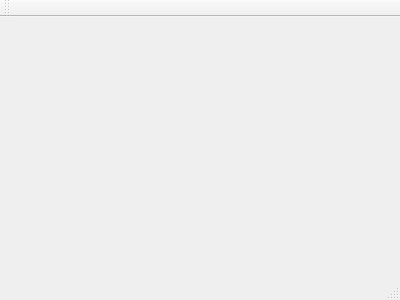
Above: mainwindow.ui from arhi37/Pareto before the change. Below: the same form after it.
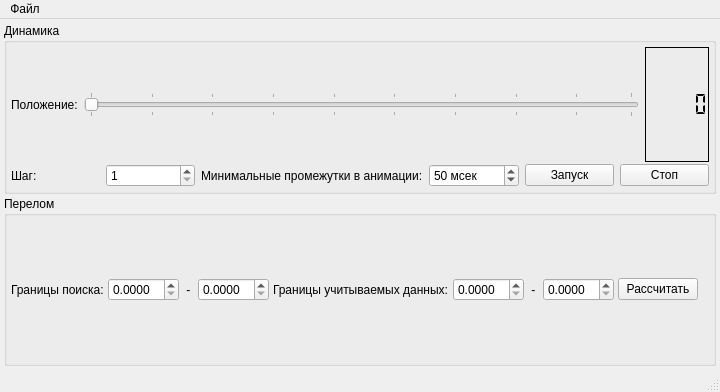
That is the form after the change.

Patch:
```diff
--- a/mainwindow.ui
+++ b/mainwindow.ui
@@ -1,24 +1,321 @@
 <ui version="4.0">
  <class>MainWindow</class>
- <widget class="QMainWindow" name="MainWindow" >
-  <property name="geometry" >
+ <widget class="QMainWindow" name="MainWindow">
+  <property name="geometry">
    <rect>
     <x>0</x>
     <y>0</y>
-    <width>400</width>
-    <height>300</height>
+    <width>623</width>
+    <height>392</height>
    </rect>
   </property>
   <property name="windowTitle" >
    <string>MainWindow</string>
   </property>
-  <widget class="QMenuBar" name="menuBar" />
-  <widget class="QToolBar" name="mainToolBar" />
-  <widget class="QWidget" name="centralWidget" />
-  <widget class="QStatusBar" name="statusBar" />
+  <widget class="QWidget" name="centralWidget">
+   <layout class="QVBoxLayout" name="verticalLayout_3" stretch="0,0">
+    <property name="spacing">
+     <number>2</number>
+    </property>
+    <property name="margin">
+     <number>4</number>
+    </property>
+    <item>
+     <widget class="QGroupBox" name="groupBox_2">
+      <property name="title">
+       <string>Динамика</string>
+      </property>
+      <layout class="QVBoxLayout" name="verticalLayout_2">
+       <property name="spacing">
+        <number>2</number>
+       </property>
+       <property name="margin">
+        <number>4</number>
+       </property>
+       <item>
+        <layout class="QHBoxLayout" name="horizontalLayout_3" stretch="0,1,0">
+         <item>
+          <widget class="QLabel" name="label_5">
+           <property name="text">
+            <string>Положение:</string>
+           </property>
+          </widget>
+         </item>
+         <item>
+          <widget class="QSlider" name="sliderPos">
+           <property name="minimum">
+            <number>10</number>
+           </property>
+           <property name="orientation">
+            <enum>Qt::Horizontal</enum>
+           </property>
+           <property name="tickPosition">
+            <enum>QSlider::TicksBothSides</enum>
+           </property>
+           <property name="tickInterval">
+            <number>0</number>
+           </property>
+          </widget>
+         </item>
+         <item>
+          <widget class="QLCDNumber" name="lcdNumber">
+           <property name="frameShape">
+            <enum>QFrame::Box</enum>
+           </property>
+           <property name="frameShadow">
+            <enum>QFrame::Plain</enum>
+           </property>
+           <property name="smallDecimalPoint">
+            <bool>false</bool>
+           </property>
+           <property name="segmentStyle">
+            <enum>QLCDNumber::Flat</enum>
+           </property>
+          </widget>
+         </item>
+        </layout>
+       </item>
+       <item>
+        <layout class="QHBoxLayout" name="horizontalLayout_4">
+         <item>
+          <widget class="QLabel" name="label_6">
+           <property name="text">
+            <string>Шаг:</string>
+           </property>
+          </widget>
+         </item>
+         <item>
+          <widget class="QSpinBox" name="spinBoxStep">
+           <property name="minimum">
+            <number>1</number>
+           </property>
+          </widget>
+         </item>
+         <item>
+          <widget class="QLabel" name="label_7">
+           <property name="text">
+            <string>Минимальные промежутки в анимации:</string>
+           </property>
+          </widget>
+         </item>
+         <item>
+          <widget class="QSpinBox" name="spinBoxMinTime">
+           <property name="suffix">
+            <string> мсек</string>
+           </property>
+           <property name="maximum">
+            <number>10000</number>
+           </property>
+           <property name="singleStep">
+            <number>10</number>
+           </property>
+           <property name="value">
+            <number>50</number>
+           </property>
+          </widget>
+         </item>
+         <item>
+          <widget class="QPushButton" name="pushButtonRun">
+           <property name="text">
+            <string>Запуск</string>
+           </property>
+          </widget>
+         </item>
+         <item>
+          <widget class="QPushButton" name="pushButtonStop">
+           <property name="text">
+            <string>Стоп</string>
+           </property>
+          </widget>
+         </item>
+        </layout>
+       </item>
+      </layout>
+     </widget>
+    </item>
+    <item>
+     <widget class="QGroupBox" name="groupBox">
+      <property name="title">
+       <string>Перелом</string>
+      </property>
+      <layout class="QVBoxLayout" name="verticalLayout">
+       <property name="spacing">
+        <number>2</number>
+       </property>
+       <property name="margin">
+        <number>4</number>
+       </property>
+       <item>
+        <layout class="QHBoxLayout" name="horizontalLayout">
+         <property name="spacing">
+          <number>4</number>
+         </property>
+         <item>
+          <widget class="QLabel" name="label">
+           <property name="text">
+            <string>Границы поиска:</string>
+           </property>
+          </widget>
+         </item>
+         <item>
+          <widget class="QDoubleSpinBox" name="doubleSpinBoxMinSearch">
+           <property name="decimals">
+            <number>4</number>
+           </property>
+           <property name="singleStep">
+            <double>0.100000000000000</double>
+           </property>
+          </widget>
+         </item>
+         <item>
+          <widget class="QLabel" name="label_2">
+           <property name="text">
+            <string> - </string>
+           </property>
+          </widget>
+         </item>
+         <item>
+          <widget class="QDoubleSpinBox" name="doubleSpinBoxMaxSearch">
+           <property name="decimals">
+            <number>4</number>
+           </property>
+           <property name="singleStep">
+            <double>0.100000000000000</double>
+           </property>
+          </widget>
+         </item>
+         <item>
+          <spacer name="horizontalSpacer">
+           <property name="orientation">
+            <enum>Qt::Horizontal</enum>
+           </property>
+           <property name="sizeHint" stdset="0">
+            <size>
+             <width>40</width>
+             <height>20</height>
+            </size>
+           </property>
+          </spacer>
+         </item>
+         <item>
+          <widget class="QLabel" name="label_3">
+           <property name="text">
+            <string>Границы учитываемых данных:</string>
+           </property>
+          </widget>
+         </item>
+         <item>
+          <widget class="QDoubleSpinBox" name="doubleSpinBoxMinUse">
+           <property name="decimals">
+            <number>4</number>
+           </property>
+           <property name="singleStep">
+            <double>0.100000000000000</double>
+           </property>
+          </widget>
+         </item>
+         <item>
+          <widget class="QLabel" name="label_4">
+           <property name="text">
+            <string> - </string>
+           </property>
+          </widget>
+         </item>
+         <item>
+          <widget class="QDoubleSpinBox" name="doubleSpinBoxMaxUse">
+           <property name="decimals">
+            <number>4</number>
+           </property>
+           <property name="singleStep">
+            <double>0.100000000000000</double>
+           </property>
+          </widget>
+         </item>
+         <item>
+          <spacer name="horizontalSpacer_2">
+           <property name="orientation">
+            <enum>Qt::Horizontal</enum>
+           </property>
+           <property name="sizeHint" stdset="0">
+            <size>
+             <width>40</width>
+             <height>20</height>
+            </size>
+           </property>
+          </spacer>
+         </item>
+         <item>
+          <widget class="QPushButton" name="pushButtonCalc">
+           <property name="text">
+            <string>Рассчитать</string>
+           </property>
+          </widget>
+         </item>
+         <item>
+          <spacer name="horizontalSpacer_3">
+           <property name="orientation">
+            <enum>Qt::Horizontal</enum>
+           </property>
+           <property name="sizeHint" stdset="0">
+            <size>
+             <width>40</width>
+             <height>20</height>
+            </size>
+           </property>
+          </spacer>
+         </item>
+         <item>
+          <widget class="QLabel" name="label_8">
+           <property name="text">
+            <string/>
+           </property>
+          </widget>
+         </item>
+        </layout>
+       </item>
+      </layout>
+     </widget>
+    </item>
+   </layout>
+  </widget>
+  <widget class="QMenuBar" name="menuBar">
+   <property name="geometry">
+    <rect>
+     <x>0</x>
+     <y>0</y>
+     <width>623</width>
+     <height>18</height>
+    </rect>
+   </property>
+   <widget class="QMenu" name="menu">
+    <property name="title">
+     <string>Файл</string>
+    </property>
+    <addaction name="action_Open"/>
+    <addaction name="separator"/>
+    <addaction name="action_Exit"/>
+   </widget>
+   <addaction name="menu"/>
+  </widget>
+  <widget class="QStatusBar" name="statusBar"/>
+  <action name="action_Open">
+   <property name="text">
+    <string>Открыть..</string>
+   </property>
+   <property name="shortcut">
+    <string>Ctrl+O</string>
+   </property>
+  </action>
+  <action name="action_Exit">
+   <property name="text">
+    <string>Выход</string>
+   </property>
+   <property name="shortcut">
+    <string>Ctrl+Q</string>
+   </property>
+  </action>
  </widget>
- <layoutDefault spacing="6" margin="11" />
- <pixmapfunction></pixmapfunction>
+ <layoutdefault spacing="6" margin="11"/>
  <resources/>
  <connections/>
 </ui>
```
Left out of the diff: 24 changed lines with no effect on the pictures.
